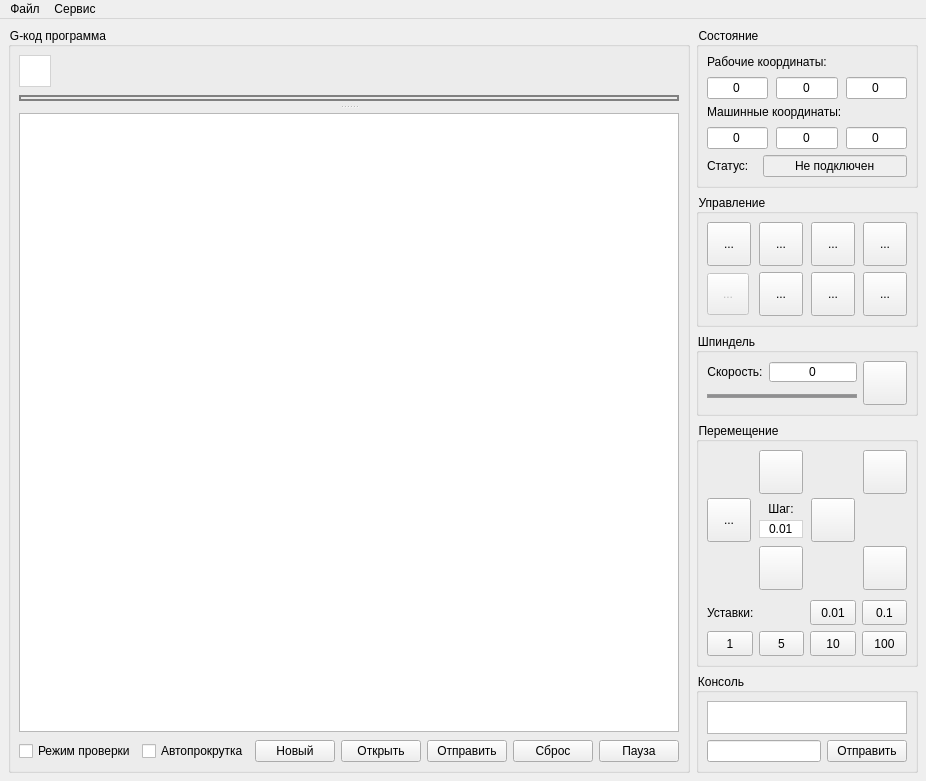
Old version of the form frmmain.ui in the repository Denvi/Candle.
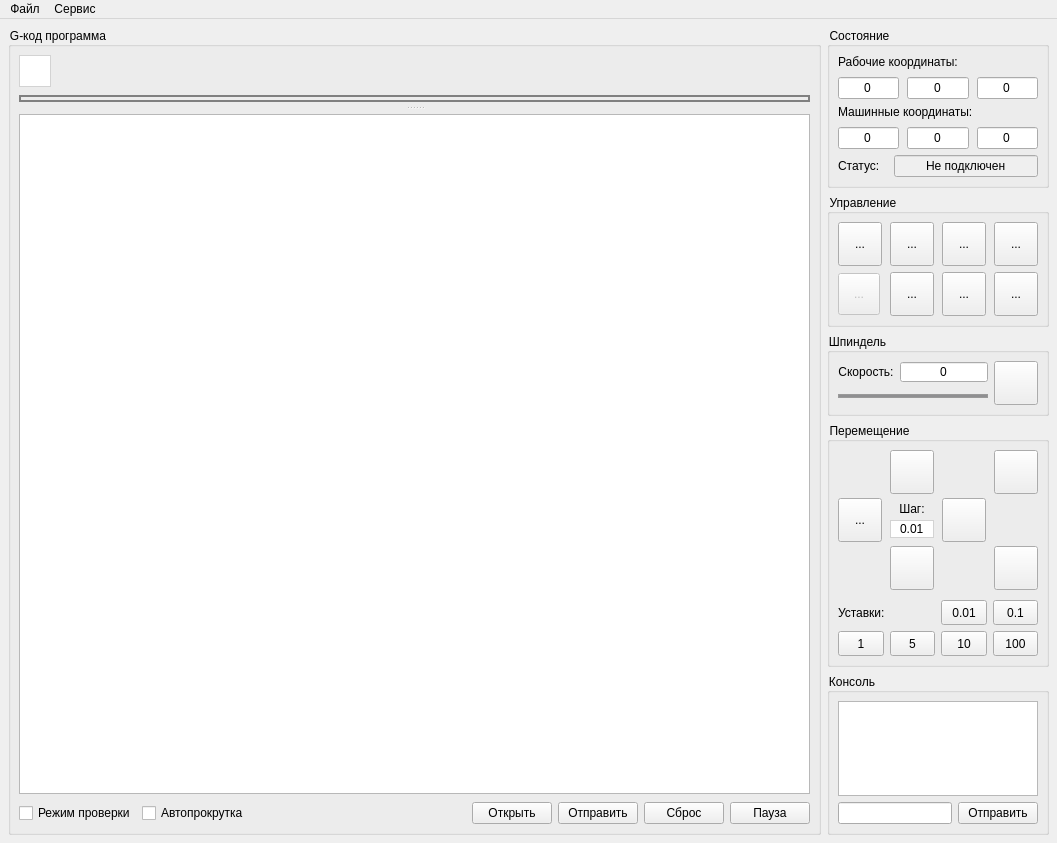
New version of the form. Icons and pictures are not drawn. Custom widgets are drawn as their Qt base class.

Commit message:
G-code table fixes.
Table editing locks on file transfer now.
File "New" button removed.
Added "New" "Save" "Save As" menu items.

```diff
--- a/frmmain.ui
+++ b/frmmain.ui
@@ -6,8 +6,8 @@
    <rect>
     <x>0</x>
     <y>0</y>
-    <width>903</width>
-    <height>781</height>
+    <width>1057</width>
+    <height>843</height>
    </rect>
   </property>
   <property name="palette">
@@ -279,13 +279,6 @@
            </property>
           </spacer>
          </item>
-         <item>
-          <widget class="QPushButton" name="cmdFileNew">
-           <property name="text">
-            <string>Новый</string>
-           </property>
-          </widget>
-         </item>
          <item>
           <widget class="QPushButton" name="cmdFileOpen">
            <property name="text">
@@ -1385,8 +1378,8 @@
     <rect>
      <x>0</x>
      <y>0</y>
-     <width>903</width>
-     <height>21</height>
+     <width>1057</width>
+     <height>26</height>
     </rect>
    </property>
    <widget class="QMenu" name="menu">
```
Left out of the diff: 24 changed lines with no effect on the pictures. The commit also changes 2 other files.
